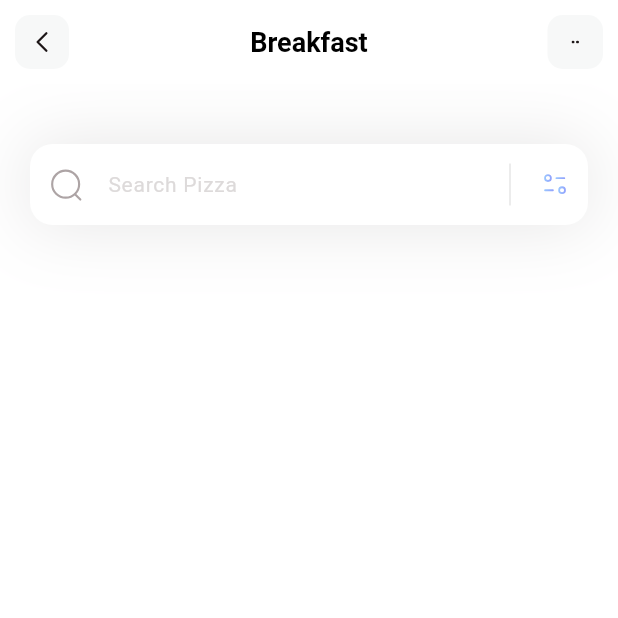
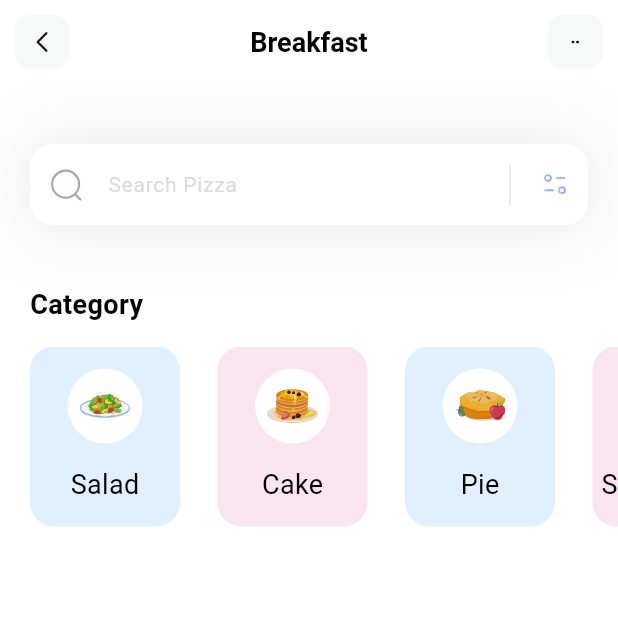
Before and after one commit to AbhishekDhakad/Flutter_Fitness_API_UI, a Flutter app: the screen it shows after launch, on a phone screen of 412 x 824 dp, the top half of it. Run offline on Flutter 3.47's test engine with Material 3 defaults, Android fonts, the phone set to English and light mode, and no system bars; our stand-ins replace flutter_svg.

Commit message:
Add category section

```diff
--- a/lib/main.dart
+++ b/lib/main.dart
@@ -15,7 +15,7 @@ class MyApp extends StatelessWidget {
     return MaterialApp(
       debugShowCheckedModeBanner: false,
       theme: ThemeData(fontFamily: 'Poppins'),
-      home: const HomePage(),
+      home: HomePage(),
     );
   }
 }
--- /dev/null
+++ b/lib/models/category_model.dart
@@ -0,0 +1,51 @@
+import 'package:flutter/material.dart';
+
+class CategoryModel {
+  String name;
+  String iconPath;
+  Color boxColor;
+
+  CategoryModel({
+    required this.name,
+    required this.iconPath,
+    required this.boxColor,
+  });
+
+  static List < CategoryModel > getCategories() {
+    List < CategoryModel > categories = [];
+
+    categories.add(
+      CategoryModel(
+        name: 'Salad',
+        iconPath: 'assets/icons/plate.svg',
+        boxColor: Color(0xff9DCEFF)
+      )
+    );
+
+    categories.add(
+      CategoryModel(
+        name: 'Cake',
+        iconPath: 'assets/icons/pancakes.svg',
+        boxColor: Color(0xffEEA4CE)
+      )
+    );
+
+    categories.add(
+      CategoryModel(
+        name: 'Pie',
+        iconPath: 'assets/icons/pie.svg',
+        boxColor: Color(0xff9DCEFF)
+      )
+    );
+
+    categories.add(
+      CategoryModel(
+        name: 'Smoothies',
+        iconPath: 'assets/icons/orange-snacks.svg',
+        boxColor: Color(0xffEEA4CE)
+      )
+    );
+
+    return categories;
+  }
+}
--- a/lib/pages/home.dart
+++ b/lib/pages/home.dart
@@ -1,45 +1,121 @@
+import 'package:fitness/models/category_model.dart';
+import 'package:fitness/models/diet_model.dart';
+import 'package:fitness/models/popular_model.dart';
 import 'package:flutter/material.dart';
 import 'package:flutter_svg/flutter_svg.dart';
 
 class HomePage extends StatelessWidget {
-  const HomePage({super.key});
+  HomePage({super.key});
+
+  List<CategoryModel> categories = [];
+  List<DietModel> diets = [];
+  List<PopularDietsModel> popularDiets = [];
+
+  void _getInitialInfo() {
+    categories = CategoryModel.getCategories();
+    diets = DietModel.getDiets();
+    popularDiets = PopularDietsModel.getPopularDiets();
+  }
 
   @override
   Widget build(BuildContext context) {
+    _getInitialInfo();
     return Scaffold(
       appBar: appBar(),
       backgroundColor: Colors.white,
       body: Column(
+        crossAxisAlignment: CrossAxisAlignment.start,
         children: [
           _searchField(),
-
+          SizedBox(height: 40,),
+          _categoriesSection()
         ],
       ),
+    );
+  }
+
+  Column _categoriesSection() {
+    return Column(
+          crossAxisAlignment: CrossAxisAlignment.start,
+          children: [
+            Padding(
+              padding: const EdgeInsets.only(left: 20),
+              child: Text(
+                'Category',
+                style: TextStyle(
+                    color: Colors.black,
+                    fontSize: 18,
+                    fontWeight: FontWeight.w600),
+              ),
+            ),
+            SizedBox(height: 15,),
+            Container(
+              height: 120,
+              child: ListView.separated(
+                itemCount: categories.length,
+                scrollDirection: Axis.horizontal,
+                padding: EdgeInsets.only(
+                  left: 20,
+                  right: 20,
+                ),
+                separatorBuilder: (context, index) => SizedBox(width: 25,),
+                itemBuilder: (context, index) {
+                  return Container(
+                    width: 100,
+
+                    decoration: BoxDecoration(
+                      color: categories[index].boxColor.withOpacity(0.3),
+                      borderRadius: BorderRadius.circular(16)
+                    ),
+                    child: Column(
+                      mainAxisAlignment: MainAxisAlignment.spaceEvenly,
+                      children: [
+                        Container(
+                          width: 50,
+                          height: 50,
+                          decoration: BoxDecoration(
+                            color: Colors.white,
+                            shape: BoxShape.circle
+                          ),
+                          child: Padding(
+                            padding: const EdgeInsets.all(8.0),
+                            child: SvgPicture.asset(categories[index].iconPath),
+                          ),
+                        ),
+                        Text(
+                          categories[index].name,
+                          style: TextStyle(
+                            fontWeight: FontWeight.w400,
+                            fontSize: 18,
+                            color: Colors.black
+                          ),
+                        )
+                      ],
+                    ),
+                  );
+                },
+              ),
+            )
+          ],
         );
   }
 
   Container _searchField() {
     return Container(
       margin: EdgeInsets.only(top: 40, left: 20, right: 20),
-          decoration: BoxDecoration(
-            boxShadow: [
+      decoration: BoxDecoration(boxShadow: [
         BoxShadow(
             color: Color(0xff1D1617).withOpacity(0.11),
             blurRadius: 40,
-                spreadRadius: 0.0
-              )
-            ]
-          ),
+            spreadRadius: 0.0)
+      ]),
       child: TextField(
         decoration: InputDecoration(
             filled: true,
             fillColor: Colors.white,
             contentPadding: EdgeInsets.all(15),
             hintText: 'Search Pizza',
-              hintStyle: TextStyle(
-                color: Color(0xffDDDADA),
-                fontSize: 14
-              ),
+            hintStyle: TextStyle(color: Color(0xffDDDADA), fontSize: 14),
             prefixIcon: Padding(
               padding: const EdgeInsets.all(12),
               child: SvgPicture.asset('assets/icons/Search.svg'),
@@ -66,9 +142,7 @@ class HomePage extends StatelessWidget {
             ),
             border: OutlineInputBorder(
                 borderRadius: BorderRadius.circular(15),
-                borderSide: BorderSide.none
-              )
-            ),
+                borderSide: BorderSide.none)),
       ),
     );
   }
@@ -78,10 +152,7 @@ class HomePage extends StatelessWidget {
       title: const Text(
         'Breakfast',
         style: TextStyle(
-          color: Colors.black,
-          fontSize: 18,
-          fontWeight: FontWeight.bold
-        ),
+            color: Colors.black, fontSize: 18, fontWeight: FontWeight.bold),
       ),
       backgroundColor: Colors.white,
       elevation: 0.0,
@@ -91,8 +162,7 @@ class HomePage extends StatelessWidget {
         alignment: Alignment.center,
         decoration: BoxDecoration(
             color: const Color(0xffF7F8F8),
-            borderRadius: BorderRadius.circular(10)
-          ),
+            borderRadius: BorderRadius.circular(10)),
         child: SvgPicture.asset(
           'assets/icons/Arrow - Left 2.svg',
           height: 20,
@@ -106,8 +176,7 @@ class HomePage extends StatelessWidget {
           width: 37,
           decoration: BoxDecoration(
               color: const Color(0xffF7F8F8),
-            borderRadius: BorderRadius.circular(10)
-          ),
+              borderRadius: BorderRadius.circular(10)),
           child: SvgPicture.asset(
             'assets/icons/dots.svg',
             height: 5,
--- a/pubspec.yaml
+++ b/pubspec.yaml
@@ -1,4 +1,4 @@
-name: flutter_application_1
+name: fitness
 description: "A new Flutter project."
 # The following line prevents the package from being accidentally published to
 # pub.dev using `flutter pub publish`. This is preferred for private packages.
```
Also changed, not shown: 16 other files. Lines whose indentation alone changed are shown as unchanged.
